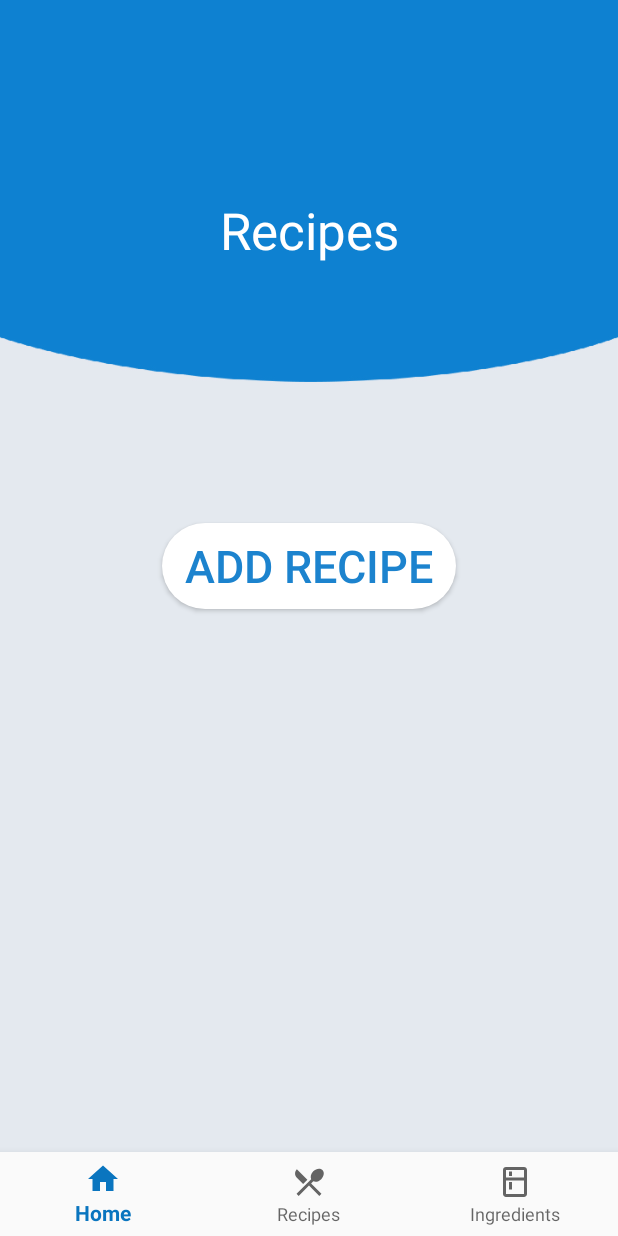
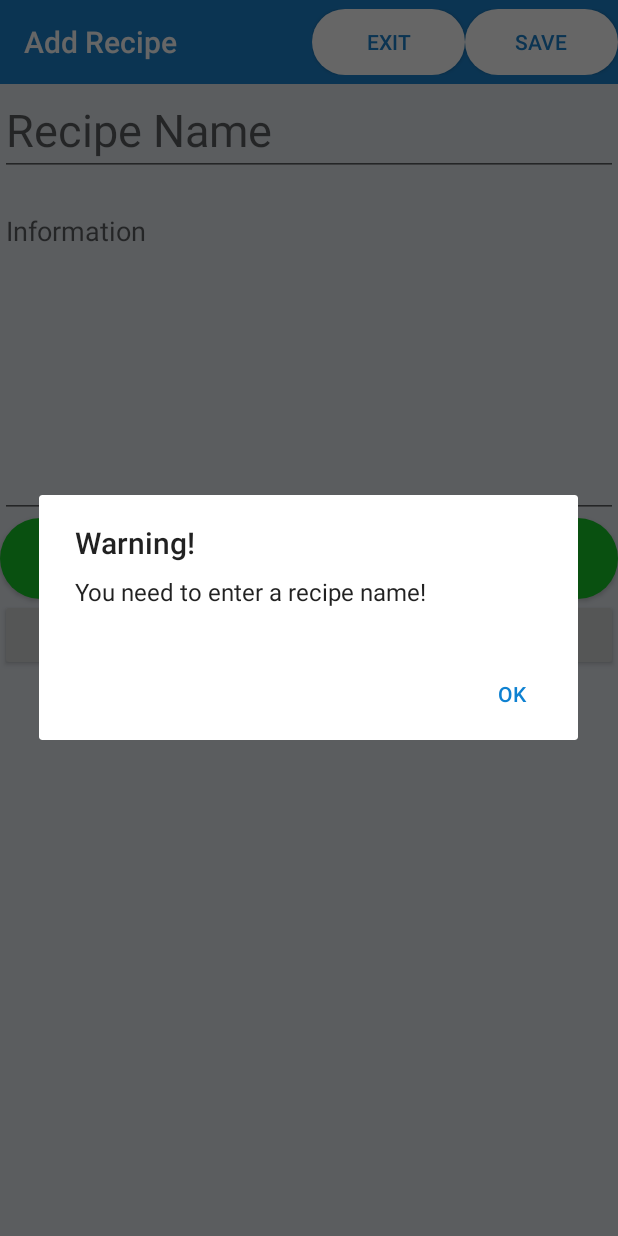
Before and after one commit to pwHKR/EasyBake, an Android app: the fragment AddRecipeFragment placed in its activity, after a tap on "SAVE", on a phone screen of 412 x 824 dp. Run offline under Robolectric (Android 15) with nearby library versions, the phone set to English and light mode, and no system bars; libraries missing offline, so code that uses them is left out: in.galaxyofandroid.spinerdialog; 2 statements that could not run were skipped.

Commit message:
Warning dialog for leaving recipe name empty (AddRecipeFragment)

```diff
--- a/app/src/main/java/sp_coding/myapplication/Controll/Fragment/Recipe/AddRecipeFragment.java
+++ b/app/src/main/java/sp_coding/myapplication/Controll/Fragment/Recipe/AddRecipeFragment.java
@@ -1,5 +1,7 @@
 package sp_coding.myapplication.Controll.Fragment.Recipe;
 
+import android.app.AlertDialog;
+import android.content.DialogInterface;
 import android.os.Bundle;
 import android.support.annotation.Nullable;
 import android.support.design.widget.BottomNavigationView;
@@ -20,6 +22,7 @@ import java.util.ArrayList;
 
 import in.galaxyofandroid.spinerdialog.OnSpinerItemClick;
 import in.galaxyofandroid.spinerdialog.SpinnerDialog;
+import sp_coding.myapplication.Controll.Fragment.Ingredient.IngredientFragment;
 import sp_coding.myapplication.Model.Utility.Ingredient.IngredientUtility;
 import sp_coding.myapplication.Model.Utility.Interface.Util;
 import sp_coding.myapplication.Model.Utility.Link.LinkUtility;
@@ -139,6 +142,32 @@ public class AddRecipeFragment extends Fragment implements Util {
             @Override
             public void onClick(View v) {
 
+                if(inputName.getText().toString().isEmpty()){
+
+                    final AlertDialog alertDialog;
+
+                    final AlertDialog.Builder alertDialogBuilder = new AlertDialog.Builder(
+                            getActivity());
+
+                    alertDialogBuilder.setTitle("Warning!");
+                    alertDialogBuilder.setMessage("You need to enter a recipe name!");
+
+                    alertDialogBuilder.setNegativeButton("OK", new DialogInterface.OnClickListener() {
+                        @Override
+                        public void onClick(DialogInterface dialog, int which) {
+
+                            AddRecipeFragment addRecipeFragment = new AddRecipeFragment();
+                            FragmentTransaction fragmentTransaction = getFragmentManager().beginTransaction();
+                            fragmentTransaction.replace(R.id.frame, addRecipeFragment);
+                            fragmentTransaction.commit();
+                        }
+                    });
+
+                    alertDialog = alertDialogBuilder.create();
+                    alertDialog.show();
+
+
+                } else {
                     size30();
 
                     recipeUtility.newRecipe(selectedIngredient, inputName, inputInfo);
@@ -157,6 +186,7 @@ public class AddRecipeFragment extends Fragment implements Util {
 
                     BottomNavigationView bottomNavigationView = getActivity().findViewById(R.id.navigation);
                     bottomNavigationView.setVisibility(View.VISIBLE);
+                }
 
             }
         });
```
Lines whose indentation alone changed are shown as unchanged.
